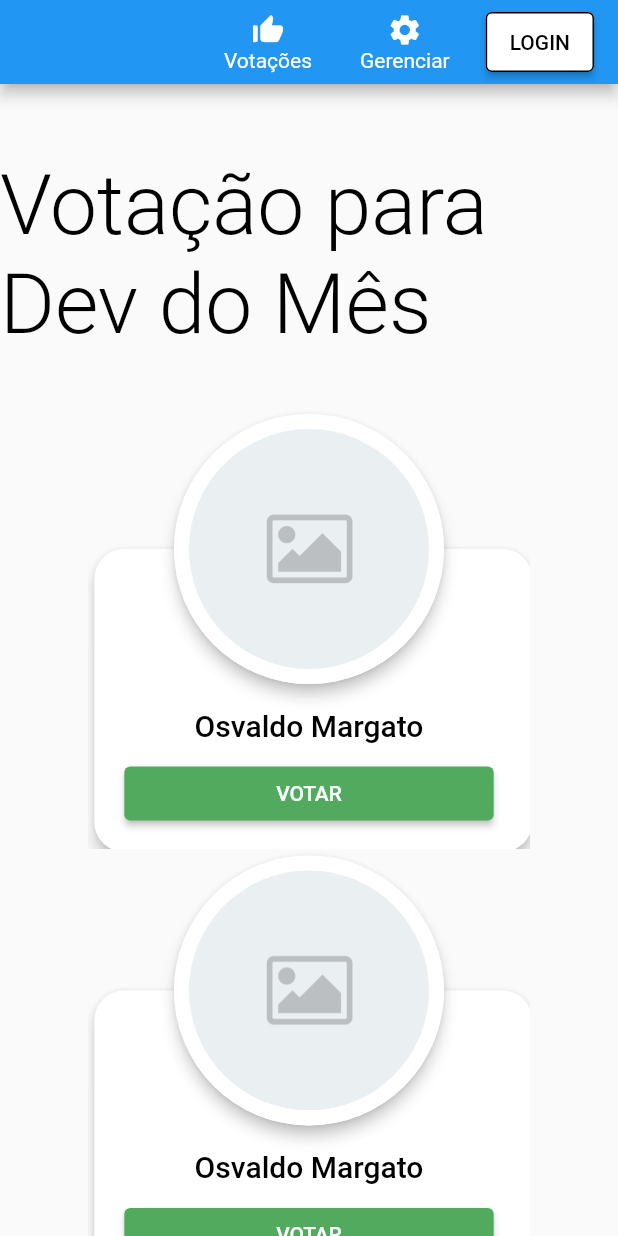
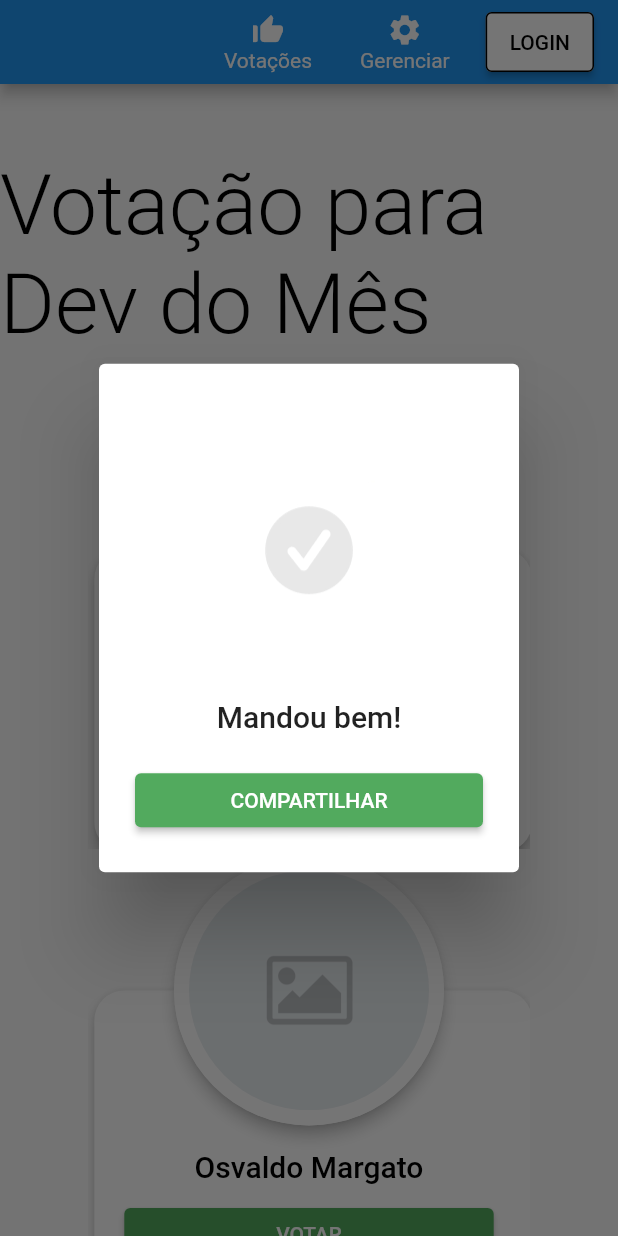
Before and after one commit to BrConsani/voting-system, a Flutter app: the screen it shows after launch, after a tap on "VOTAR", on a phone screen of 412 x 824 dp. Run offline on Flutter 3.47's test engine with Material 2 defaults, Android fonts, the phone set to English and light mode, and no system bars.

Commit message:
Added success dialog

```diff
--- /dev/null
+++ b/lib/components/success_dialog.dart
@@ -0,0 +1,48 @@
+import 'package:flutter/material.dart';
+
+import '../utils/custom_colors.dart';
+
+class SuccessDialog extends StatefulWidget {
+  const SuccessDialog({Key? key}) : super(key: key);
+
+  @override
+  State<SuccessDialog> createState() => _SuccessDialogState();
+}
+
+class _SuccessDialogState extends State<SuccessDialog> {
+  late AssetImage _imageAsset;
+
+  @override
+  void initState() {
+    super.initState();
+    _imageAsset = const AssetImage('assets/success.gif');
+  }
+
+  @override
+  void dispose() {
+    _imageAsset.evict();
+    super.dispose();
+  }
+
+  @override
+  Widget build(BuildContext context) {
+    return AlertDialog(
+      title: Center(
+          child: Column(
+        children: [
+          Image(image: _imageAsset, width: 200, height: 200),
+          const Text('Mandou bem!'),
+        ],
+      )),
+      content: ElevatedButton(
+        onPressed: () {},
+        style: ButtonStyle(
+          backgroundColor: MaterialStateProperty.all(
+            CustomColors.green,
+          ),
+        ),
+        child: const Text('COMPARTILHAR'),
+      ),
+    );
+  }
+}
--- a/lib/components/vote_card.dart
+++ b/lib/components/vote_card.dart
@@ -2,7 +2,9 @@ import 'package:flutter/material.dart';
 import 'package:voting_system/utils/custom_colors.dart';
 
 class VoteCard extends StatelessWidget {
-  const VoteCard({Key? key}) : super(key: key);
+  final Function() onVote;
+
+  const VoteCard({Key? key, required this.onVote}) : super(key: key);
 
   @override
   Widget build(BuildContext context) {
@@ -57,7 +59,7 @@ class VoteCard extends StatelessWidget {
                 height: 36,
                 width: 250,
                 child: ElevatedButton(
-                  onPressed: () {},
+                  onPressed: onVote,
                   style: ButtonStyle(
                     backgroundColor: MaterialStateProperty.all(
                       CustomColors.green,
--- a/lib/pages/vote_page.dart
+++ b/lib/pages/vote_page.dart
@@ -1,4 +1,5 @@
 import 'package:flutter/material.dart';
+import 'package:voting_system/components/success_dialog.dart';
 import 'package:voting_system/components/vote_card.dart';
 
 class VotePage extends StatelessWidget {
@@ -65,7 +66,14 @@ class VotePage extends StatelessWidget {
                       crossAxisCount: getCrossAxisCount(constraints),
                       shrinkWrap: true,
                       children: List.generate(9, (_) {
-                        return const Center(child: VoteCard());
+                        return Center(child: VoteCard(
+                          onVote: () {
+                            showDialog(
+                              context: context,
+                              builder: (context) => const SuccessDialog(),
+                            );
+                          },
+                        ));
                       }),
                     );
                   },
```
Also changed, not shown: assets/success.gif (added).
